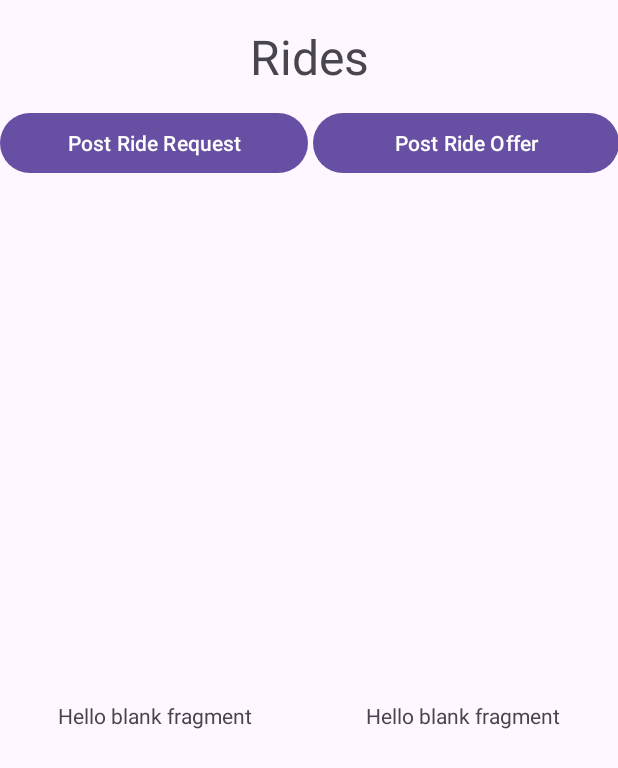
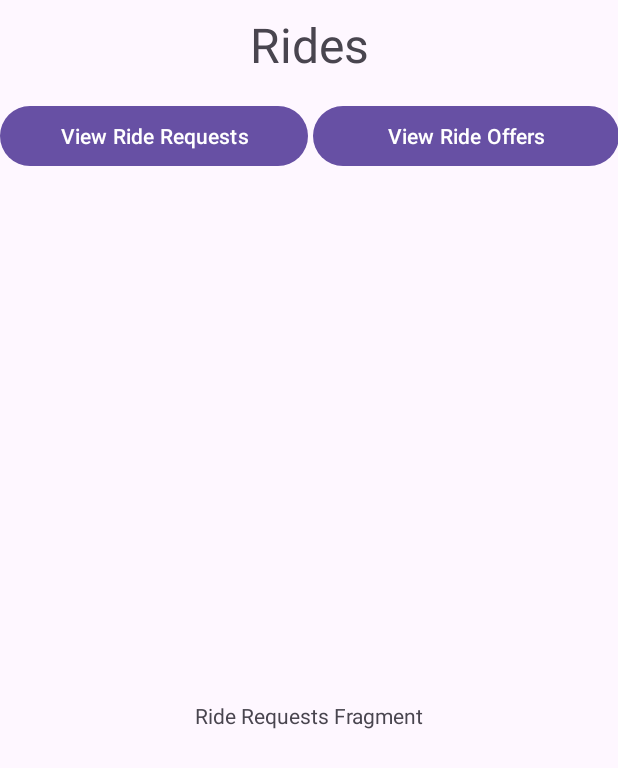
Before and after one commit to J-Antulov03/mobile-dev-proj-5, an Android app: the RidesActivity screen opened directly, with no data from a screen before it, on a phone screen of 412 x 824 dp. Shown: the top 768 px of the screen. Run offline under Robolectric (Android 15) with nearby library versions, the phone set to English and light mode, and no system bars.

Commit message:
Rides object made
Made rides object, and have begun trying to make the rides page

```diff
--- a/app/src/main/AndroidManifest.xml
+++ b/app/src/main/AndroidManifest.xml
@@ -14,6 +14,9 @@
         android:supportsRtl="true"
         android:theme="@style/Theme.TheRideSharingApp"
         tools:targetApi="31">
+        <activity
+            android:name=".RideOffersActivity"
+            android:exported="false" />
         <activity
             android:name=".UserRegisterActivity"
             android:exported="false" />
--- a/app/src/main/java/edu/uga/cs/theridesharingapp/RidesActivity.java
+++ b/app/src/main/java/edu/uga/cs/theridesharingapp/RidesActivity.java
@@ -1,6 +1,7 @@
 package edu.uga.cs.theridesharingapp;
 
 import android.os.Bundle;
+import android.widget.Button;
 
 import androidx.activity.EdgeToEdge;
 import androidx.appcompat.app.AppCompatActivity;
@@ -20,5 +21,9 @@ public class RidesActivity extends AppCompatActivity {
             v.setPadding(systemBars.left, systemBars.top, systemBars.right, systemBars.bottom);
             return insets;
         });
+
+        Button requestButton = findViewById(R.id.button1);
+
+
     }
 }
--- a/app/src/main/res/layout/activity_rides.xml
+++ b/app/src/main/res/layout/activity_rides.xml
@@ -11,12 +11,38 @@
         android:id="@+id/textView2"
         android:layout_width="wrap_content"
         android:layout_height="wrap_content"
-        android:layout_marginTop="16dp"
+        android:layout_marginTop="8dp"
         android:text="Rides"
         android:textSize="32dp"
         app:layout_constraintEnd_toEndOf="parent"
         app:layout_constraintStart_toStartOf="parent"
         app:layout_constraintTop_toTopOf="parent" />
+
+    <Button
+        android:id="@+id/button1"
+        android:layout_width="205dp"
+        android:layout_height="wrap_content"
+        android:layout_marginTop="8dp"
+        android:layout_marginEnd="2dp"
+        android:layout_marginBottom="8dp"
+        android:text="View Ride Requests"
+        app:layout_constraintBottom_toTopOf="@+id/constraintLayout"
+        app:layout_constraintEnd_toStartOf="@+id/button2"
+        app:layout_constraintStart_toStartOf="parent"
+        app:layout_constraintTop_toBottomOf="@+id/textView2" />
+
+    <Button
+        android:id="@+id/button2"
+        android:layout_width="204dp"
+        android:layout_height="wrap_content"
+        android:layout_marginStart="2dp"
+        android:layout_marginTop="8dp"
+        android:layout_marginBottom="8dp"
+        android:text="View Ride Offers"
+        app:layout_constraintBottom_toTopOf="@+id/constraintLayout"
+        app:layout_constraintEnd_toEndOf="parent"
+        app:layout_constraintStart_toEndOf="@+id/button1"
+        app:layout_constraintTop_toBottomOf="@+id/textView2" />
 
     <androidx.constraintlayout.widget.ConstraintLayout
         android:id="@+id/constraintLayout"
@@ -33,48 +59,11 @@
             android:name="edu.uga.cs.theridesharingapp.RideRequestsFragment"
             android:layout_width="0dp"
             android:layout_height="match_parent"
-            android:layout_marginEnd="205dp"
             app:layout_constraintBottom_toBottomOf="parent"
             app:layout_constraintEnd_toEndOf="parent"
             app:layout_constraintStart_toStartOf="parent"
             app:layout_constraintTop_toTopOf="parent" />
 
-        <androidx.fragment.app.FragmentContainerView
-            android:id="@+id/fragmentContainerView2"
-            android:name="edu.uga.cs.theridesharingapp.RideRequestsFragment"
-            android:layout_width="0dp"
-            android:layout_height="match_parent"
-            android:layout_marginStart="205dp"
-            app:layout_constraintBottom_toBottomOf="parent"
-            app:layout_constraintEnd_toEndOf="parent"
-            app:layout_constraintStart_toStartOf="parent"
-            app:layout_constraintTop_toTopOf="parent" />
     </androidx.constraintlayout.widget.ConstraintLayout>
 
-    <Button
-        android:id="@+id/button"
-        android:layout_width="205dp"
-        android:layout_height="wrap_content"
-        android:layout_marginTop="12dp"
-        android:layout_marginEnd="2dp"
-        android:layout_marginBottom="11dp"
-        android:text="Post Ride Request"
-        app:layout_constraintBottom_toTopOf="@+id/constraintLayout"
-        app:layout_constraintEnd_toStartOf="@+id/button2"
-        app:layout_constraintStart_toStartOf="parent"
-        app:layout_constraintTop_toBottomOf="@+id/textView2" />
-
-    <Button
-        android:id="@+id/button2"
-        android:layout_width="204dp"
-        android:layout_height="wrap_content"
-        android:layout_marginStart="2dp"
-        android:layout_marginTop="12dp"
-        android:layout_marginBottom="11dp"
-        android:text="Post Ride Offer"
-        app:layout_constraintBottom_toTopOf="@+id/constraintLayout"
-        app:layout_constraintEnd_toEndOf="parent"
-        app:layout_constraintStart_toEndOf="@+id/button"
-        app:layout_constraintTop_toBottomOf="@+id/textView2" />
-
 </androidx.constraintlayout.widget.ConstraintLayout>
--- a/app/src/main/res/layout/fragment_ride_offers.xml
+++ b/app/src/main/res/layout/fragment_ride_offers.xml
@@ -12,7 +12,7 @@
         android:id="@+id/textView4"
         android:layout_width="wrap_content"
         android:layout_height="wrap_content"
-        android:text="@string/hello_blank_fragment"
+        android:text="Ride Offers Fragment"
         app:layout_constraintBottom_toBottomOf="parent"
         app:layout_constraintEnd_toEndOf="parent"
         app:layout_constraintStart_toStartOf="parent"
--- a/app/src/main/res/layout/fragment_ride_requests.xml
+++ b/app/src/main/res/layout/fragment_ride_requests.xml
@@ -12,7 +12,7 @@
         android:id="@+id/textView5"
         android:layout_width="wrap_content"
         android:layout_height="wrap_content"
-        android:text="@string/hello_blank_fragment"
+        android:text="Ride Requests Fragment"
         app:layout_constraintBottom_toBottomOf="parent"
         app:layout_constraintEnd_toEndOf="parent"
         app:layout_constraintStart_toStartOf="parent"
```
Also changed, not shown: app/src/main/java/edu/uga/cs/theridesharingapp/Ride.java (added, +58 -0 lines).
